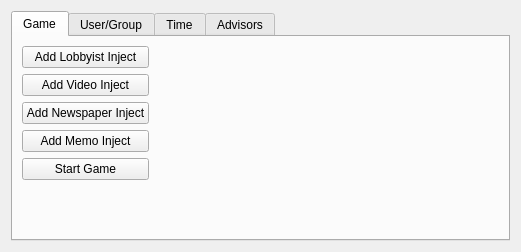
First picture: the form in ui/EditScenarioForm.ui, repository dmzdev/stance, before the edit.
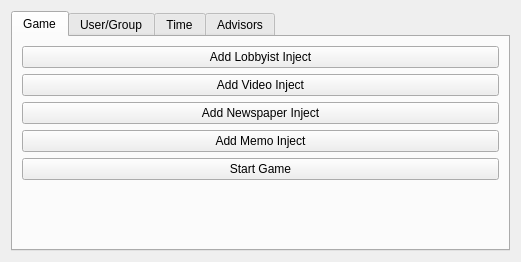
Second picture: the form after the edit.

Patch:
```diff
--- a/ui/EditScenarioForm.ui
+++ b/ui/EditScenarioForm.ui
@@ -7,7 +7,7 @@
     <x>0</x>
     <y>0</y>
     <width>521</width>
-    <height>252</height>
+    <height>262</height>
    </rect>
   </property>
   <property name="windowTitle">
@@ -77,17 +77,11 @@
         </layout>
        </item>
        <item>
-        <spacer name="horizontalSpacer_2">
-         <property name="orientation">
-          <enum>Qt::Horizontal</enum>
+        <layout class="QVBoxLayout" name="groupLayout">
+         <property name="sizeConstraint">
+          <enum>QLayout::SetNoConstraint</enum>
          </property>
-         <property name="sizeHint" stdset="0">
-          <size>
-           <width>122</width>
-           <height>20</height>
-          </size>
-         </property>
-        </spacer>
+        </layout>
        </item>
       </layout>
      </widget>
```
